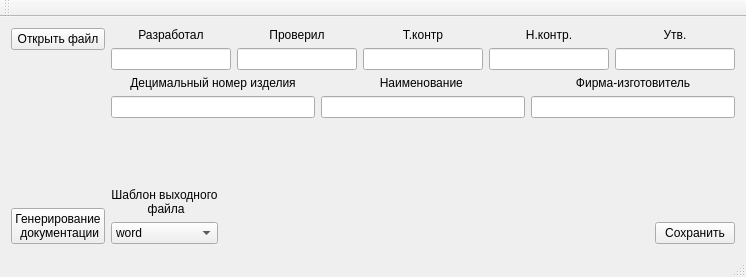
Old version of the form mainwindow.ui in the repository pivleonid/gp.
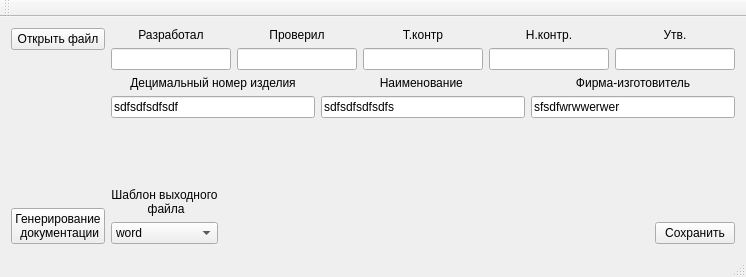
New version of the form.

What changed in the file:
```diff
--- a/mainwindow.ui
+++ b/mainwindow.ui
@@ -179,7 +179,11 @@
              </widget>
             </item>
             <item row="1" column="0">
-             <widget class="QLineEdit" name="lineEdit_6"/>
+             <widget class="QLineEdit" name="lineEdit_6">
+              <property name="text">
+               <string>sdfsdfsdfsdf</string>
+              </property>
+             </widget>
             </item>
            </layout>
           </item>
@@ -196,7 +200,11 @@
              </widget>
             </item>
             <item row="1" column="0">
-             <widget class="QLineEdit" name="lineEdit_7"/>
+             <widget class="QLineEdit" name="lineEdit_7">
+              <property name="text">
+               <string>sdfsdfsdfsdfs</string>
+              </property>
+             </widget>
             </item>
            </layout>
           </item>
@@ -216,7 +224,11 @@
              </widget>
             </item>
             <item row="1" column="0">
-             <widget class="QLineEdit" name="lineEdit_9"/>
+             <widget class="QLineEdit" name="lineEdit_9">
+              <property name="text">
+               <string>sfsdfwrwwerwer</string>
+              </property>
+             </widget>
             </item>
            </layout>
           </item>
```
Left out of the diff: 11 changed lines with no effect on the pictures.
